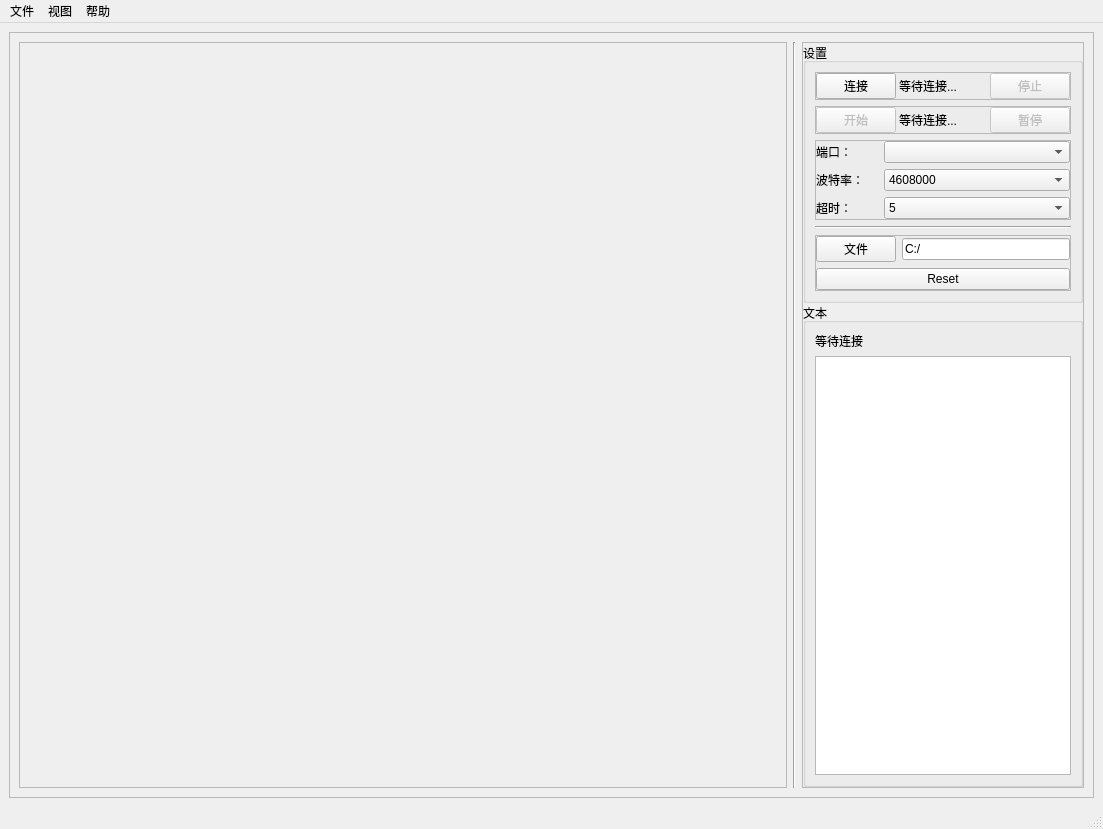
Before: the Qt Designer form AAA/ui/mainWindow.ui in Bayyys/Notes, drawn with Qt 5.
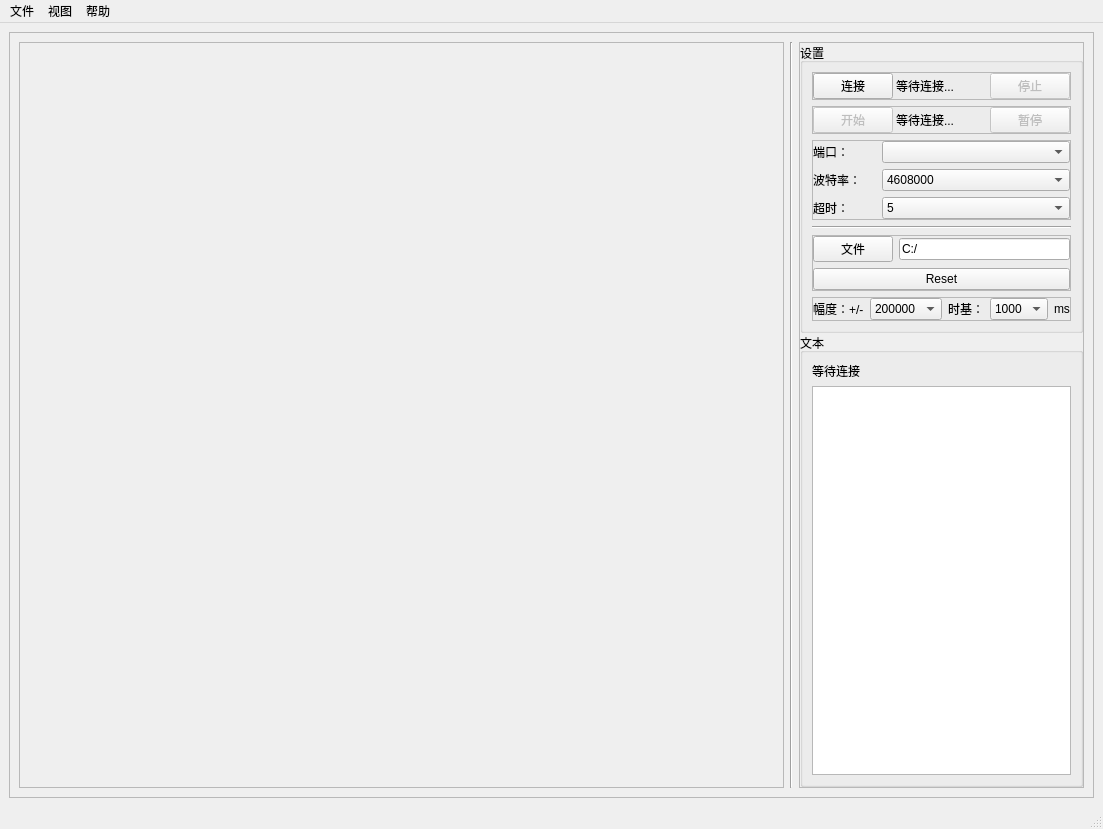
After: the same form once the commit is applied.

Patch:
```diff
--- a/AAA/ui/mainWindow.ui
+++ b/AAA/ui/mainWindow.ui
@@ -47,7 +47,7 @@
             <x>0</x>
             <y>0</y>
             <width>770</width>
-            <height>747</height>
+            <height>744</height>
            </rect>
           </property>
           <layout class="QVBoxLayout" name="verticalLayout_4">
@@ -306,7 +306,7 @@
               </widget>
              </item>
              <item>
-              <widget class="QFrame" name="frameSetting_2">
+              <widget class="QFrame" name="frameCom">
                <property name="sizePolicy">
                 <sizepolicy hsizetype="Preferred" vsizetype="Fixed">
                  <horstretch>0</horstretch>
@@ -463,7 +463,7 @@
               </widget>
              </item>
              <item>
-              <widget class="QFrame" name="frameOther">
+              <widget class="QFrame" name="frameFile">
                <property name="sizePolicy">
                 <sizepolicy hsizetype="Preferred" vsizetype="Fixed">
                  <horstretch>0</horstretch>
@@ -489,13 +489,6 @@
                 <property name="bottomMargin">
                  <number>0</number>
                 </property>
-                <item row="0" column="0">
-                 <widget class="QPushButton" name="btn_filePath">
-                  <property name="text">
-                   <string>文件</string>
-                  </property>
-                 </widget>
-                </item>
                 <item row="0" column="1">
                  <widget class="QLineEdit" name="et_filePath">
                   <property name="inputMask">
@@ -522,6 +515,168 @@
                   </property>
                  </widget>
                 </item>
+                <item row="0" column="0">
+                 <widget class="QPushButton" name="btn_filePath">
+                  <property name="text">
+                   <string>文件</string>
+                  </property>
+                 </widget>
+                </item>
+               </layout>
+              </widget>
+             </item>
+             <item>
+              <widget class="QFrame" name="frameParams">
+               <property name="sizePolicy">
+                <sizepolicy hsizetype="Preferred" vsizetype="Fixed">
+                 <horstretch>0</horstretch>
+                 <verstretch>0</verstretch>
+                </sizepolicy>
+               </property>
+               <property name="frameShape">
+                <enum>QFrame::StyledPanel</enum>
+               </property>
+               <property name="frameShadow">
+                <enum>QFrame::Raised</enum>
+               </property>
+               <layout class="QGridLayout" name="gridLayout_3">
+                <property name="leftMargin">
+                 <number>0</number>
+                </property>
+                <property name="topMargin">
+                 <number>0</number>
+                </property>
+                <property name="rightMargin">
+                 <number>0</number>
+                </property>
+                <property name="bottomMargin">
+                 <number>0</number>
+                </property>
+                <item row="0" column="0">
+                 <widget class="QLabel" name="lb_minmax">
+                  <property name="sizePolicy">
+                   <sizepolicy hsizetype="Expanding" vsizetype="Preferred">
+                    <horstretch>2</horstretch>
+                    <verstretch>0</verstretch>
+                   </sizepolicy>
+                  </property>
+                  <property name="text">
+                   <string>幅度：+/-</string>
+                  </property>
+                 </widget>
+                </item>
+                <item row="0" column="2">
+                 <widget class="QLabel" name="lb_xdis1">
+                  <property name="sizePolicy">
+                   <sizepolicy hsizetype="Expanding" vsizetype="Preferred">
+                    <horstretch>1</horstretch>
+                    <verstretch>0</verstretch>
+                   </sizepolicy>
+                  </property>
+                  <property name="text">
+                   <string>时基：</string>
+                  </property>
+                 </widget>
+                </item>
+                <item row="0" column="3">
+                 <widget class="QComboBox" name="box_xdis">
+                  <property name="sizePolicy">
+                   <sizepolicy hsizetype="Expanding" vsizetype="Fixed">
+                    <horstretch>2</horstretch>
+                    <verstretch>0</verstretch>
+                   </sizepolicy>
+                  </property>
+                  <property name="currentIndex">
+                   <number>1</number>
+                  </property>
+                  <item>
+                   <property name="text">
+                    <string>500</string>
+                   </property>
+                  </item>
+                  <item>
+                   <property name="text">
+                    <string>1000</string>
+                   </property>
+                  </item>
+                  <item>
+                   <property name="text">
+                    <string>2000</string>
+                   </property>
+                  </item>
+                  <item>
+                   <property name="text">
+                    <string>5000</string>
+                   </property>
+                  </item>
+                 </widget>
+                </item>
+                <item row="0" column="1">
+                 <widget class="QComboBox" name="box_minmax">
+                  <property name="sizePolicy">
+                   <sizepolicy hsizetype="Expanding" vsizetype="Fixed">
+                    <horstretch>2</horstretch>
+                    <verstretch>0</verstretch>
+                   </sizepolicy>
+                  </property>
+                  <property name="currentIndex">
+                   <number>7</number>
+                  </property>
+                  <item>
+                   <property name="text">
+                    <string>20</string>
+                   </property>
+                  </item>
+                  <item>
+                   <property name="text">
+                    <string>50</string>
+                   </property>
+                  </item>
+                  <item>
+                   <property name="text">
+                    <string>100</string>
+                   </property>
+                  </item>
+                  <item>
+                   <property name="text">
+                    <string>200</string>
+                   </property>
+                  </item>
+                  <item>
+                   <property name="text">
+                    <string>500</string>
+                   </property>
+                  </item>
+                  <item>
+                   <property name="text">
+                    <string>1000</string>
+                   </property>
+                  </item>
+                  <item>
+                   <property name="text">
+                    <string>2000</string>
+                   </property>
+                  </item>
+                  <item>
+                   <property name="text">
+                    <string>200000</string>
+                   </property>
+                  </item>
+                 </widget>
+                </item>
+                <item row="0" column="4">
+                 <widget class="QLabel" name="lb_xdis2">
+                  <property name="sizePolicy">
+                   <sizepolicy hsizetype="Fixed" vsizetype="Preferred">
+                    <horstretch>1</horstretch>
+                    <verstretch>0</verstretch>
+                   </sizepolicy>
+                  </property>
+                  <property name="text">
+                   <string>ms</string>
+                  </property>
+                 </widget>
+                </item>
                </layout>
               </widget>
              </item>
@@ -589,7 +744,7 @@
      <x>0</x>
      <y>0</y>
      <width>1103</width>
-     <height>22</height>
+     <height>23</height>
     </rect>
    </property>
    <widget class="QMenu" name="menu">
```
